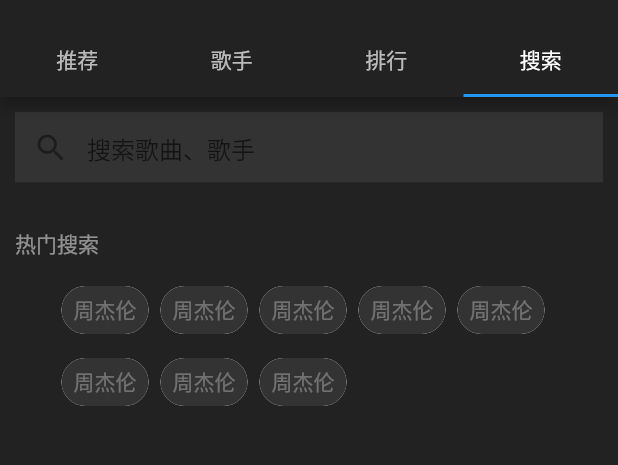
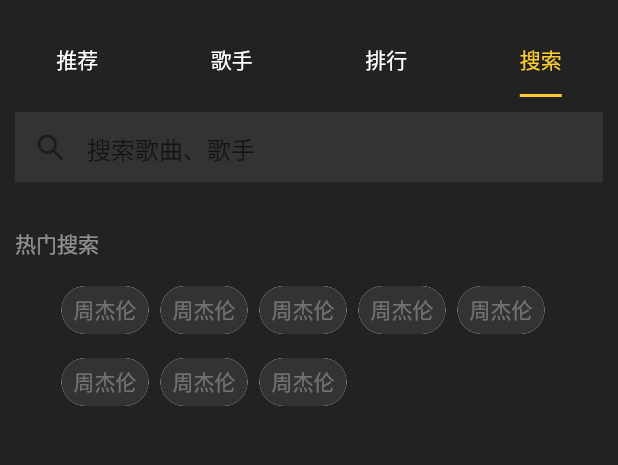
Before and after one commit to AlphaPig404/fmusic, a Flutter app: the screen it shows after launch, tab 5 chosen, after a tap on the "account circle" icon, on a phone screen of 412 x 824 dp, the part 59-524 px from its top. Run offline on Flutter 3.47's test engine with Material 2 defaults, Android fonts, the phone set to English and light mode, and no system bars; our stand-ins replace flutter_swiper; network calls fail.

```diff
--- a/lib/f_music/app.dart
+++ b/lib/f_music/app.dart
@@ -13,13 +13,7 @@ class MyApp extends StatelessWidget {
       theme: ThemeData(
         primaryColor: Color.fromRGBO(34, 34, 34, 1)
       ),
-      home: new DefaultTextStyle(
-        style: new TextStyle(
-          fontSize: 14.0,
-          color: Colors.white70,
-        ),
-        child: new TabbedApp(),
-      )
+      home: new TabbedApp()
     );
   }
 }
@@ -33,7 +27,13 @@ class TabbedApp extends StatelessWidget{
         backgroundColor: Theme.of(context).primaryColor,
         appBar: new AppBar(
           title: const Text('FMusic'),
+          elevation: 0.0,
           bottom: new TabBar(
+            isScrollable: false,
+            unselectedLabelColor: Colors.white,
+            labelColor: Color.fromRGBO(255, 205, 50, 1),
+            indicatorSize: TabBarIndicatorSize.label,
+            indicatorColor: Color.fromRGBO(255, 205, 50, 1),
             tabs: tabPages.map((TabPage tabPage){
               return new Tab(
                 text: tabPage.title,
@@ -45,8 +45,8 @@ class TabbedApp extends StatelessWidget{
               icon: Icon(
                 Icons.account_circle
               ),
-              onPressed: (){
-                print('account');
+              onPressed :  () async{
+
               },
             )
           ],
--- a/lib/f_music/recommend.dart
+++ b/lib/f_music/recommend.dart
@@ -1,5 +1,7 @@
 import 'package:flutter/material.dart';
 import 'package:flutter_swiper/flutter_swiper.dart';
+import 'package:f_music/utils/http.dart';
+import 'package:f_music/model/getDiscList.dart';
 
 class RecommentPage extends StatelessWidget{
   const RecommentPage({Key key}): super(key: key);
@@ -42,14 +44,36 @@ class RecommentPage extends StatelessWidget{
 }
 
 class MusicList extends StatelessWidget{
-  final List<String> items = List.generate(100, (i)=> '$i');
 
-  // MusicList({Key key, @required this.items}) : super(key: key);
+  Future<Disc> fetchDiscList() async{
+    final http = new MyHttp('ustbhuangyi.com','/music/api/getDiscList',{
+      'inCharset': 'utf-8',
+      'outCharset': 'utf-8',
+      'notice': '0',
+      'format': 'json',
+      'platform': 'yqq',
+      'hostUin': '0',
+      'sin': '0',
+      'ein': '29',
+      'sortId': '5',
+      'needNewCode': '0',
+      'categoryId': '10000000',
+      'rnd': '0.2717324474904248',
+      'g_tk': '1928093487',
+    });
+    final json = await http.get();
+    return Disc.fromJson(json);
+  }
 
   @override
     Widget build(BuildContext context) {
+      return new FutureBuilder<Disc>(
+            future: fetchDiscList(),
+            builder: (context, snapshot) {
+              if (snapshot.hasData) {
+                List<Album> list = snapshot.data.list;
                 return new Column(
-        children: items.map((i){
+                  children: list.map((album){
                     return new Container(
                       margin: const EdgeInsets.only(bottom: 20),
                       child: new Row(
@@ -58,7 +82,7 @@ class MusicList extends StatelessWidget{
                             width: 50,
                             margin: EdgeInsets.fromLTRB(20, 0, 20, 0),
                             child: new Image.network(
-                    'http://p.qpic.cn/music_cover/UCJDptU3vGgQt6PS5Hn6C4bRvG8vOU4rhFKYfJq8FbjnSA94E5JuaA/600?n=1'
+                              album.imgurl
                             ),
                           ),
                           new Expanded(
@@ -69,7 +93,7 @@ class MusicList extends StatelessWidget{
                                   alignment: Alignment.centerLeft,
                                   margin: const EdgeInsets.only(bottom: 4),
                                   child: new Text(
-                          'data',
+                                    album.creator.name,
                                     style: TextStyle(
                                       color: Colors.white,
                                       fontSize: 16
@@ -79,7 +103,7 @@ class MusicList extends StatelessWidget{
                                 new Container(
                                   alignment: Alignment.centerLeft,
                                   child: new Text(
-                          'hellow',
+                                    album.dissname,
                                     style: TextStyle(
                                       color: Color.fromRGBO(255, 255, 255, 0.3),
                                       fontSize: 14
@@ -92,8 +116,23 @@ class MusicList extends StatelessWidget{
                         ],
                       ),
                     );
-
                   }).toList()
                 );
+              } else if (snapshot.hasError) {
+                return new Text("${snapshot.error}");
+              }
+              // By default, show a loading spinner
+              return new Center(
+                child: SizedBox(
+                  height: 10.0,
+                  width: 10.0,
+                  child: new CircularProgressIndicator(
+                        valueColor: new AlwaysStoppedAnimation<Color>(Color.fromRGBO(255, 205, 50, 1)),
+                      ),
+                  )
+              );
+            },
+        );
+
     }
 }
--- /dev/null
+++ b/lib/utils/http.dart
@@ -0,0 +1,23 @@
+import 'dart:convert';
+import 'dart:io';
+
+class MyHttp{
+  MyHttp(this.host, this.path, this.params);
+
+  final String host;
+  final path;
+  final Map<String,String> params;
+
+  get() async {
+    var httpClient = new HttpClient();
+    // Map<String, String> newParams = {}..addAll(params)..addAll(defaultParams);
+    var uri = new Uri.http(host, path, params);
+    var request = await httpClient.getUrl(uri);
+    var response = await request.close();
+    var responseJson = await response.transform(utf8.decoder).join();
+
+    return json.decode(responseJson);
+
+    // return Disc.fromJson(responseMap);
+  }
+}
--- a/pubspec.yaml
+++ b/pubspec.yaml
@@ -10,7 +10,7 @@ description: A new Flutter project.
 version: 1.0.0+1
 
 environment:
-  sdk: ">=2.0.0-dev.68.0 <3.0.0"
+  sdk: ">=2.1.0 <3.0.0"
 
 dependencies:
   flutter:
```
Also changed, not shown: lib/f_music/rank.dart (+54 -6 lines), lib/model/getDiscList.dart (added, +48 -0 lines), lib/model/getRankList.dart (added, +52 -0 lines), 1 other file. Lines whose indentation alone changed are shown as unchanged.
